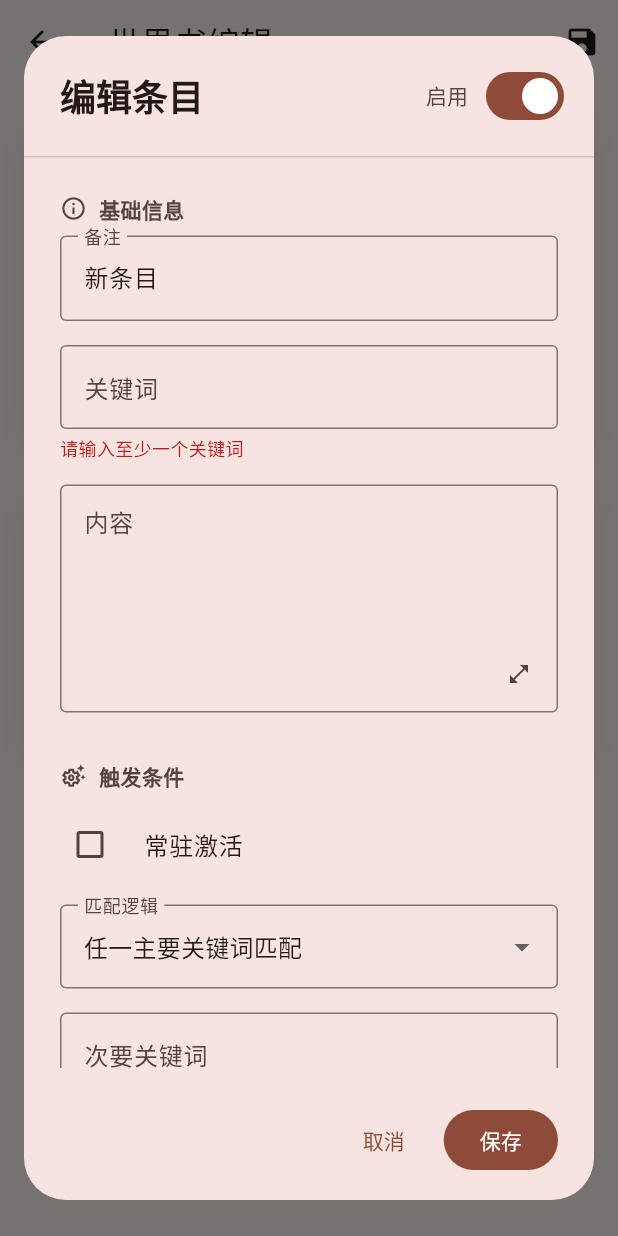
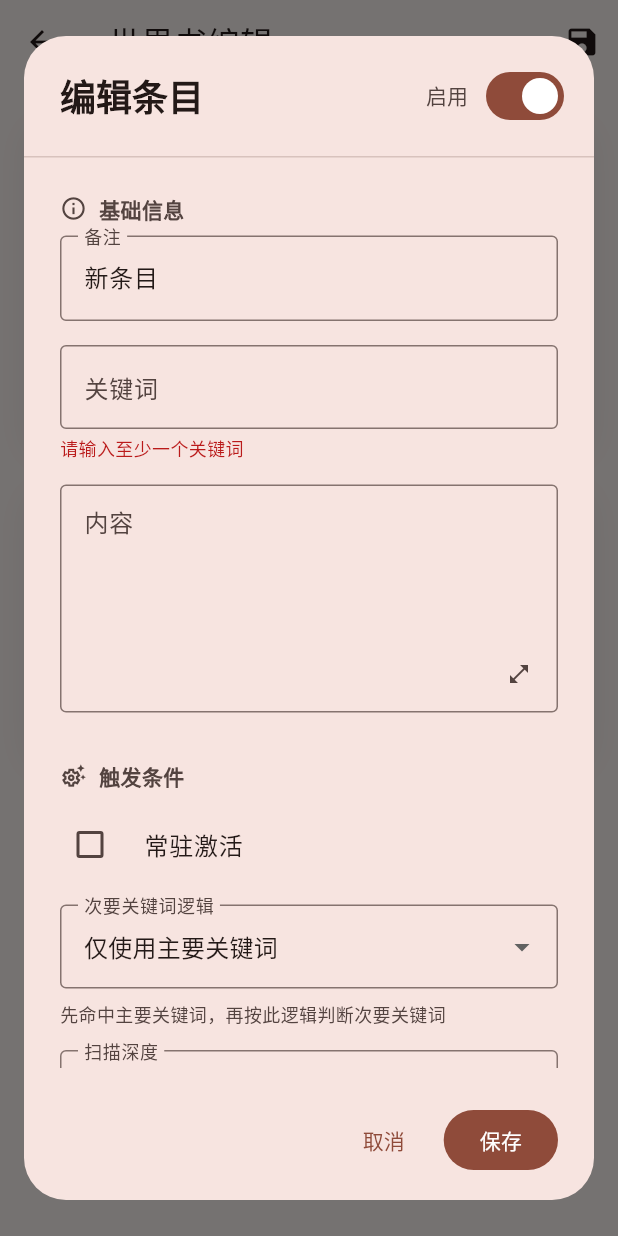
Before and after one commit to adoretes/PocketInn, a Flutter app: the WorldBookEditPage screen opened directly with empty values, after a tap on "新建", on a phone screen of 412 x 824 dp. Run offline on Flutter 3.47's test engine with Material 3 defaults, Android fonts, the phone set to English and light mode, and no system bars; our stand-ins replace file_picker, flutter_markdown_plus, flutter_secure_storage, flutter_slidable, freezed_annotation, get_it and 3 more; missing offline and left inert: markdown; accounts and stored records are empty; generated files the repository leaves out were written again; statements that could not run were skipped.

Commit message:
增强世界书 SillyTavern 格式兼容性并修复编辑页控制器释放问题

```diff
--- a/lib/pages/world_book_edit_page.dart
+++ b/lib/pages/world_book_edit_page.dart
@@ -2,6 +2,7 @@ import 'package:flutter/material.dart';
 
 import '../models/world_book.dart';
 import '../services/world_book_service.dart';
+import '../widgets/dialog_text_controller_builder.dart';
 import '../widgets/expanded_text_editor_field.dart';
 
 /// 标签输入框组件 - 支持输入多个关键词
@@ -52,7 +53,7 @@ class _TagInputFieldState extends State<_TagInputField> {
 
   void _onChanged(String value) {
     final tags = value
-        .split(',')
+        .split(RegExp(r'[,，]'))
         .map((s) => s.trim())
         .where((s) => s.isNotEmpty)
         .toList();
@@ -230,6 +231,7 @@ class _WorldBookEditPageState extends State<WorldBookEditPage> {
   late final TextEditingController _nameController;
   late final TextEditingController _descriptionController;
   late List<WorldBookEntry> _entries;
+  late WorldBook _baseline;
   bool _isSaving = false;
 
   @override
@@ -240,6 +242,7 @@ class _WorldBookEditPageState extends State<WorldBookEditPage> {
       text: widget.worldBook.description,
     );
     _entries = widget.worldBook.entries.map((item) => item.copyWith()).toList();
+    _baseline = widget.worldBook;
   }
 
   @override
@@ -288,13 +291,13 @@ class _WorldBookEditPageState extends State<WorldBookEditPage> {
   }
 
   bool _hasChanges() {
-    if (_nameController.text != widget.worldBook.name) return true;
-    if (_descriptionController.text != widget.worldBook.description) {
+    if (_nameController.text != _baseline.name) return true;
+    if (_descriptionController.text != _baseline.description) {
       return true;
     }
-    if (_entries.length != widget.worldBook.entries.length) return true;
+    if (_entries.length != _baseline.entries.length) return true;
     for (var i = 0; i < _entries.length; i++) {
-      if (_entries[i] != widget.worldBook.entries[i]) return true;
+      if (_entries[i] != _baseline.entries[i]) return true;
     }
     return false;
   }
@@ -307,16 +310,17 @@ class _WorldBookEditPageState extends State<WorldBookEditPage> {
     });
 
     try {
-      final updatedBook = widget.worldBook.copyWith(
+      final updatedBook = _baseline.copyWith(
         name: _nameController.text.trim().isEmpty
-            ? widget.worldBook.name
+            ? _baseline.name
             : _nameController.text.trim(),
         description: _descriptionController.text,
-        entries: _entries,
+        entries: List<WorldBookEntry>.from(_entries),
         updatedAt: DateTime.now(),
       );
 
       await WorldBookService.instance.save(updatedBook);
+      _baseline = updatedBook;
 
       if (mounted) {
         ScaffoldMessenger.of(
@@ -345,8 +349,13 @@ class _WorldBookEditPageState extends State<WorldBookEditPage> {
       _entries = [..._entries, newEntry];
     });
 
-    // 直接打开编辑对话框
-    await _openEntryDialog(newEntry);
+    // 直接打开编辑对话框；用户取消时撤销这条占位条目
+    final saved = await _openEntryDialog(newEntry);
+    if (!saved && mounted) {
+      setState(() {
+        _entries = _entries.where((e) => e.id != newEntry.id).toList();
+      });
+    }
   }
 
   Future<void> _onToggleEntry(WorldBookEntry entry, bool value) async {
@@ -386,8 +395,8 @@ class _WorldBookEditPageState extends State<WorldBookEditPage> {
     }
   }
 
-  /// 打开条目编辑弹窗
-  Future<void> _openEntryDialog(WorldBookEntry entry) async {
+  /// 打开条目编辑弹窗；返回是否保存。
+  Future<bool> _openEntryDialog(WorldBookEntry entry) async {
     final formKey = GlobalKey<FormState>();
 
     // 表单状态
@@ -397,22 +406,18 @@ class _WorldBookEditPageState extends State<WorldBookEditPage> {
     var content = entry.content;
     var comment = entry.comment;
     var constant = entry.constant;
-    var selectiveLogic = entry.selectiveLogic;
+    var selectiveLogic = _displaySelectiveLogic(entry);
     var depth = entry.depth;
-    var position = entry.position;
+    // 历史数据可能带有不支持的 ST 注入位置（2/3/4），统一按「之后」展示
+    var position = entry.position == 0 ? 0 : 1;
     var order = entry.order;
-    var sticky = entry.sticky;
-    var cooldown = entry.cooldown;
-    var delay = entry.delay;
-    final contentController = TextEditingController(text: content);
 
-    // 下拉选项 - selectiveLogic 包含 NONE 选项
     const selectiveLogicOptions = [
-      _SelectOption(label: '无', value: -1),
-      _SelectOption(label: '任一主要关键词匹配', value: 0),
-      _SelectOption(label: '全部主要关键词匹配', value: 1),
-      _SelectOption(label: '不包含任一主要关键词', value: 2),
-      _SelectOption(label: '不包含全部主要关键词', value: 3),
+      _SelectOption(label: '仅使用主要关键词', value: -1),
+      _SelectOption(label: '命中任一次要关键词', value: 0),
+      _SelectOption(label: '未命中全部次要关键词', value: 1),
+      _SelectOption(label: '未命中任何次要关键词', value: 2),
+      _SelectOption(label: '命中全部次要关键词', value: 3),
     ];
 
     const positionOptions = [
@@ -430,6 +435,11 @@ class _WorldBookEditPageState extends State<WorldBookEditPage> {
     final saved = await showDialog<bool>(
       context: context,
       builder: (context) {
+        // 控制器由弹窗自身的 State 持有：退场动画结束后才 dispose，
+        // 避免关闭瞬间仍在渲染的输入框访问已销毁的控制器。
+        return DialogTextControllerBuilder(
+          initialText: content,
+          builder: (context, contentController) {
             final colorScheme = Theme.of(context).colorScheme;
 
             return AlertDialog(
@@ -593,7 +603,7 @@ class _WorldBookEditPageState extends State<WorldBookEditPage> {
                               // selectiveLogic - 下拉选择
                               _SelectField(
                                 value: selectiveLogic,
-                            label: '匹配逻辑',
+                                label: '次要关键词逻辑',
                                 options: selectiveLogicOptions,
                                 width: double.infinity,
                                 onChanged: (value) {
@@ -602,29 +612,41 @@ class _WorldBookEditPageState extends State<WorldBookEditPage> {
                                   });
                                 },
                               ),
+                              const _FieldHint('先命中主要关键词，再按此逻辑判断次要关键词'),
                               const SizedBox(height: 16),
                             ],
 
-                        // keysecondary - 标签输入框（仅当 selectiveLogic != -1 时显示）
+                            // keysecondary - 标签输入框（仅当使用次要关键词时显示）
                             if (!constant && selectiveLogic != -1)
-                          Opacity(
-                            opacity: constant ? 0.5 : 1.0,
-                            child: IgnorePointer(
-                              ignoring: constant,
-                              child: _TagInputField(
+                              Column(
+                                crossAxisAlignment: CrossAxisAlignment.start,
+                                children: [
+                                  _TagInputField(
                                     tags: keysecondary,
                                     label: '次要关键词',
-                                hintText: '次要触发词',
+                                    hintText: '命中主要关键词后再判断这些词',
                                     onChanged: (tags) {
                                       setDialogState(() {
                                         keysecondary = tags;
                                       });
                                     },
                                   ),
+                                  if (keysecondary.isEmpty)
+                                    Padding(
+                                      padding: const EdgeInsets.only(top: 4),
+                                      child: Text(
+                                        '请填写次要关键词，或把逻辑改为「仅使用主要关键词」',
+                                        style: TextStyle(
+                                          fontSize: 12,
+                                          color: Theme.of(
+                                            context,
+                                          ).colorScheme.error,
                                         ),
                                       ),
-                        if (!constant && selectiveLogic != -1)
+                                    ),
                                   const SizedBox(height: 16),
+                                ],
+                              ),
 
                             // depth - 数字输入框
                             if (!constant)
@@ -641,13 +663,16 @@ class _WorldBookEditPageState extends State<WorldBookEditPage> {
                                       depth = value;
                                     },
                                   ),
-                              const _FieldHint('在当前消息之前多少条消息内扫描关键词'),
+                                  const _FieldHint('扫描最近多少条聊天消息，0 表示只扫描当前输入'),
                                 ],
                               ),
                             if (!constant) const SizedBox(height: 24),
 
                             // ========== 注入控制区域 ==========
-                        const _SectionTitle(title: '注入控制', icon: Icons.tune),
+                            const _SectionTitle(
+                              title: '注入控制',
+                              icon: Icons.tune,
+                            ),
 
                             // position - 下拉选择
                             _SelectField(
@@ -680,51 +705,6 @@ class _WorldBookEditPageState extends State<WorldBookEditPage> {
                                 const _FieldHint('同一注入位置时，数值越小越先注入'),
                               ],
                             ),
-                        const SizedBox(height: 16),
-
-                        // sticky, cooldown, delay - 数字输入框组
-                        Row(
-                          children: [
-                            Expanded(
-                              child: _NumberInputField(
-                                value: sticky,
-                                label: '持续',
-                                minValue: 0,
-                                maxValue: 999,
-                                width: double.infinity,
-                                onChanged: (value) {
-                                  sticky = value;
-                                },
-                              ),
-                            ),
-                            const SizedBox(width: 8),
-                            Expanded(
-                              child: _NumberInputField(
-                                value: cooldown,
-                                label: '冷却',
-                                minValue: 0,
-                                maxValue: 999,
-                                width: double.infinity,
-                                onChanged: (value) {
-                                  cooldown = value;
-                                },
-                              ),
-                            ),
-                            const SizedBox(width: 8),
-                            Expanded(
-                              child: _NumberInputField(
-                                value: delay,
-                                label: '延迟',
-                                minValue: 0,
-                                maxValue: 999,
-                                width: double.infinity,
-                                onChanged: (value) {
-                                  delay = value;
-                                },
-                              ),
-                            ),
-                          ],
-                        ),
                           ],
                         ),
                       );
@@ -739,15 +719,24 @@ class _WorldBookEditPageState extends State<WorldBookEditPage> {
                 ),
                 FilledButton(
                   onPressed: () {
-                if (formKey.currentState?.validate() ?? false) {
+                    if (!(formKey.currentState?.validate() ?? false)) {
+                      return;
+                    }
                     if (key.isEmpty && !constant) {
-                    ScaffoldMessenger.of(
-                      context,
-                    ).showSnackBar(const SnackBar(content: Text('请输入至少一个关键词')));
+                      ScaffoldMessenger.of(context).showSnackBar(
+                        const SnackBar(content: Text('请输入至少一个关键词')),
+                      );
+                      return;
+                    }
+                    if (!constant &&
+                        selectiveLogic != -1 &&
+                        keysecondary.isEmpty) {
+                      ScaffoldMessenger.of(context).showSnackBar(
+                        const SnackBar(content: Text('请填写次要关键词，或改为仅使用主要关键词')),
+                      );
                       return;
                     }
                     Navigator.of(context).pop(true);
-                }
                   },
                   child: const Text('保存'),
                 ),
@@ -755,24 +744,25 @@ class _WorldBookEditPageState extends State<WorldBookEditPage> {
             );
           },
         );
-    contentController.dispose();
+      },
+    );
 
-    if (saved == true && mounted) {
-      // 更新条目
+    if (saved != true || !mounted) {
+      return false;
+    }
+
+    final useSecondary = !constant && selectiveLogic != -1;
     final updatedEntry = entry.copyWith(
       key: key,
       keysecondary: keysecondary,
       content: content,
       comment: comment,
       constant: constant,
-        selective: !constant && selectiveLogic != -1,
-        selectiveLogic: constant ? -1 : selectiveLogic,
+      selective: useSecondary,
+      selectiveLogic: useSecondary ? selectiveLogic : 0,
       depth: depth,
       position: position,
       order: order,
-        sticky: sticky,
-        cooldown: cooldown,
-        delay: delay,
       isEnabled: enabled,
     );
 
@@ -781,7 +771,16 @@ class _WorldBookEditPageState extends State<WorldBookEditPage> {
         return e.id == entry.id ? updatedEntry : e;
       }).toList();
     });
+    return true;
   }
+
+  /// 历史数据中的 -1 / 越界值统一映射为「仅使用主要关键词」或默认逻辑。
+  int _displaySelectiveLogic(WorldBookEntry entry) {
+    if (!entry.selective) {
+      return -1;
+    }
+    final logic = entry.selectiveLogic;
+    return logic >= 0 && logic <= 3 ? logic : 0;
   }
 
   @override
--- /dev/null
+++ b/lib/widgets/dialog_text_controller_builder.dart
@@ -0,0 +1,39 @@
+import 'package:flutter/material.dart';
+
+/// 在弹窗路由内部创建并持有 [TextEditingController]。
+///
+/// `showDialog` 的 future 在退场动画结束前就会完成；若在外部 `await` 后
+/// 立即 dispose 控制器，动画期间仍会重建的输入框会访问已销毁的控制器，
+/// 抛出 "A TextEditingController was used after being disposed"。
+/// 用本组件包住弹窗内容，控制器会随路由子树一起销毁。
+class DialogTextControllerBuilder extends StatefulWidget {
+  const DialogTextControllerBuilder({
+    super.key,
+    required this.initialText,
+    required this.builder,
+  });
+
+  final String initialText;
+  final Widget Function(BuildContext context, TextEditingController controller)
+  builder;
+
+  @override
+  State<DialogTextControllerBuilder> createState() =>
+      _DialogTextControllerBuilderState();
+}
+
+class _DialogTextControllerBuilderState
+    extends State<DialogTextControllerBuilder> {
+  late final TextEditingController _controller = TextEditingController(
+    text: widget.initialText,
+  );
+
+  @override
+  void dispose() {
+    _controller.dispose();
+    super.dispose();
+  }
+
+  @override
+  Widget build(BuildContext context) => widget.builder(context, _controller);
+}
```
Also changed, not shown: lib/models/world_book.dart (+84 -51 lines), lib/pages/char_edit_page.dart (+13 -13 lines), lib/pages/world_book_page.dart (+14 -11 lines), lib/services/character_service.dart (+43 -7 lines), lib/services/chat_database_service.dart (+12 -0 lines), lib/services/prompt_assembler.dart (+74 -12 lines), lib/services/world_book_service.dart (+69 -20 lines), 4 other files. Lines whose indentation alone changed are shown as unchanged.
